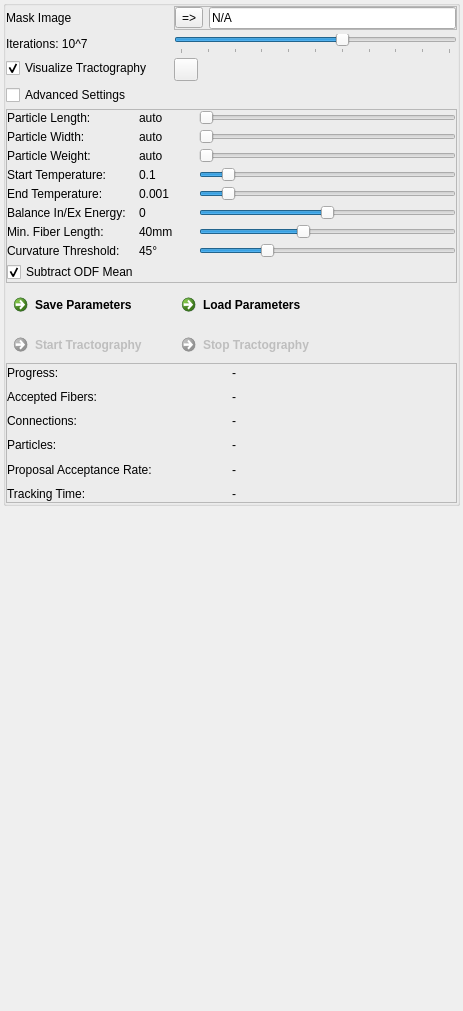
Above: Modules/Bundles/org.mitk.gui.qt.diffusionimaging/src/internal/QmitkGibbsTrackingViewControls.ui from MITK/MITK before the change. Below: the same form after it.
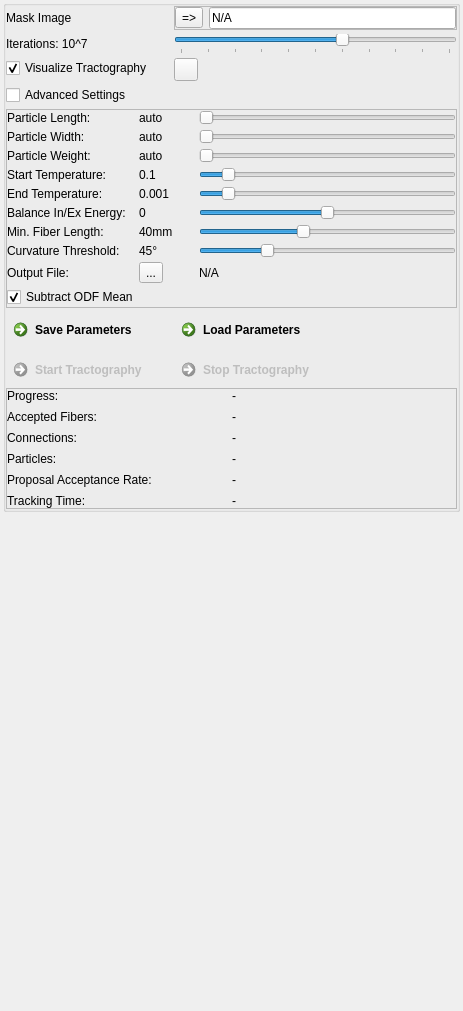
That is the form after the change. Icons and pictures are not drawn.

The edit to the form file:
```diff
--- a/Modules/Bundles/org.mitk.gui.qt.diffusionimaging/src/internal/QmitkGibbsTrackingViewControls.ui
+++ b/Modules/Bundles/org.mitk.gui.qt.diffusionimaging/src/internal/QmitkGibbsTrackingViewControls.ui
@@ -579,7 +579,7 @@
               </property>
              </widget>
             </item>
-            <item row="8" column="0">
+            <item row="9" column="0">
              <widget class="QCheckBox" name="m_MeanSubtractionCheckbox">
               <property name="enabled">
                <bool>true</bool>
@@ -595,7 +595,7 @@
               </property>
              </widget>
             </item>
-            <item row="8" column="1">
+            <item row="9" column="1">
              <spacer name="horizontalSpacer">
               <property name="orientation">
                <enum>Qt::Horizontal</enum>
@@ -668,6 +668,45 @@
               </property>
              </widget>
             </item>
+            <item row="8" column="0">
+             <widget class="QLabel" name="m_CurvatureThresholdLabel_3">
+              <property name="toolTip">
+               <string/>
+              </property>
+              <property name="statusTip">
+               <string/>
+              </property>
+              <property name="whatsThis">
+               <string/>
+              </property>
+              <property name="text">
+               <string>Output File:</string>
+              </property>
+             </widget>
+            </item>
+            <item row="8" column="2">
+             <widget class="QLabel" name="m_OutputFileLabel">
+              <property name="toolTip">
+               <string/>
+              </property>
+              <property name="statusTip">
+               <string/>
+              </property>
+              <property name="whatsThis">
+               <string/>
+              </property>
+              <property name="text">
+               <string>N/A</string>
+              </property>
+             </widget>
+            </item>
+            <item row="8" column="1">
+             <widget class="QToolButton" name="m_OutputFileButton">
+              <property name="text">
+               <string>...</string>
+              </property>
+             </widget>
+            </item>
            </layout>
           </widget>
          </item>
```
